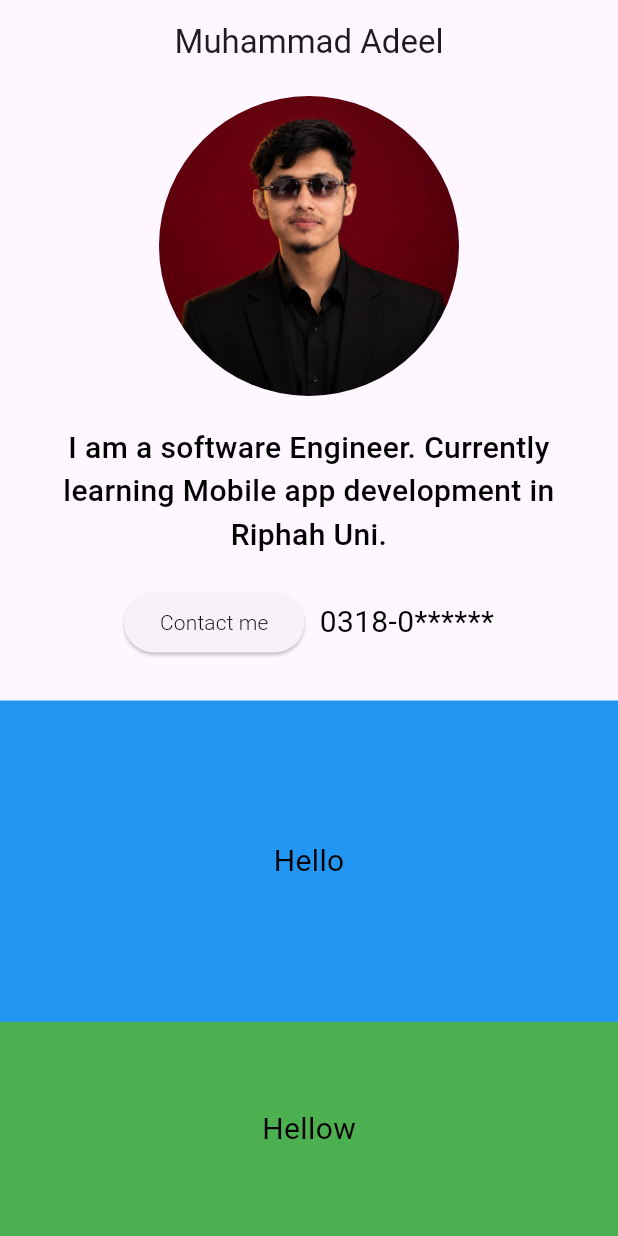
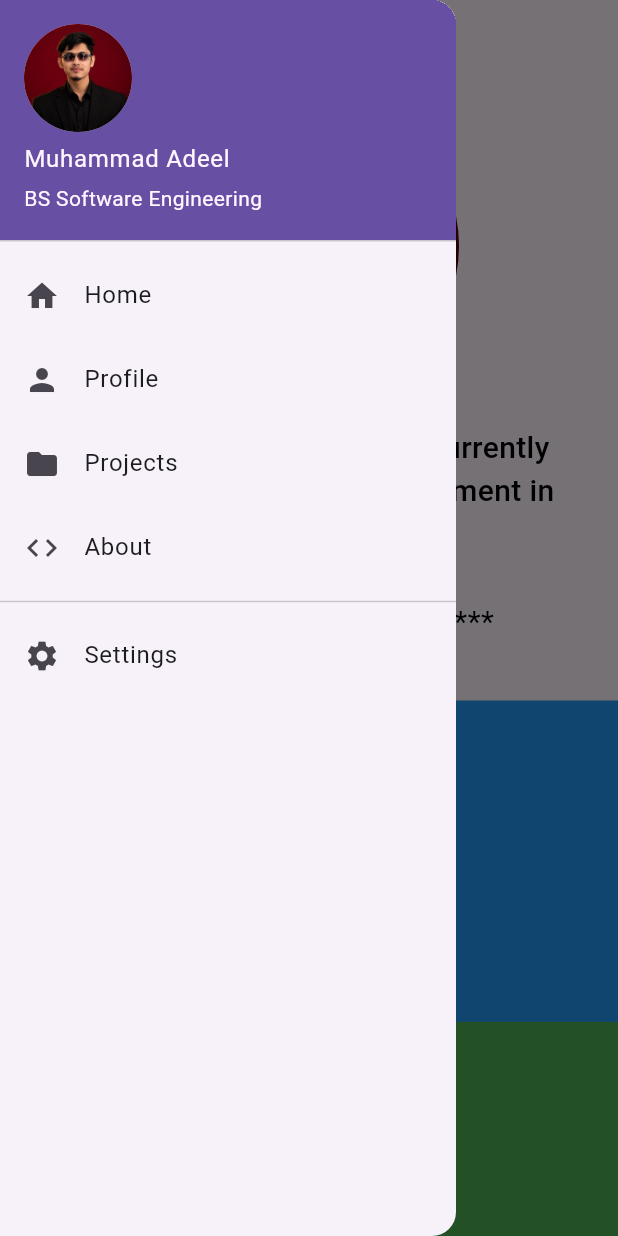
Before and after one commit to MuhammadAdeel0072/Mobile-Application, a Flutter app: the MyHomePage screen opened directly, with the side drawer open (before the commit the screen has no drawer), on a phone screen of 412 x 824 dp. Run offline on Flutter 3.47's test engine with Material 3 defaults, Android fonts, the phone set to English and light mode, and no system bars.

Commit message:
Add Flutter Assignment 2 with animation and navigation

```diff
--- a/lib/practice.dart
+++ b/lib/practice.dart
@@ -1,4 +1,7 @@
 import 'package:flutter/material.dart';
+import 'package:my_app/splashScreen.dart';
+import 'package:my_app/listScreen.dart';
+import 'package:my_app/aboutScreen.dart';
 
 void main() {
   runApp(MyApp());
@@ -10,24 +13,86 @@ class MyApp extends StatelessWidget {
     return MaterialApp(
       title: 'My Portfolio',
       theme: ThemeData(primarySwatch: Colors.blue),
-      home: MyHomePage(),
+      home: SplashScreen(),
     );
   }
 }
 
 class MyHomePage extends StatelessWidget {
+  void openPage(BuildContext context, Widget page) {
+    Navigator.pop(context);
+
+    Navigator.push(context, MaterialPageRoute(builder: (context) => page));
+  }
+
   @override
   Widget build(BuildContext context) {
     return Scaffold(
       appBar: AppBar(title: Text('Muhammad Adeel'), centerTitle: true),
 
+      // DRAWER SECTION
+      drawer: Drawer(
+        child: ListView(
+          padding: EdgeInsets.zero,
+          children: [
+            UserAccountsDrawerHeader(
+              accountName: Text("Muhammad Adeel"),
+              accountEmail: Text("BS Software Engineering"),
+              currentAccountPicture: CircleAvatar(
+                backgroundImage: AssetImage('assets/Adeel-real.png'),
+              ),
+            ),
+
+            ListTile(
+              leading: Icon(Icons.home),
+              title: Text("Home"),
+              onTap: () {
+                Navigator.pop(context);
+              },
+            ),
+
+            ListTile(
+              leading: Icon(Icons.person),
+              title: Text("Profile"),
+              onTap: () {
+                openPage(context, SimplePage(title: "Profile"));
+              },
+            ),
+
+            ListTile(
+              leading: Icon(Icons.folder),
+              title: Text("Projects"),
+              onTap: () {
+                openPage(context, ListScreen());
+              },
+            ),
+
+            ListTile(
+              leading: Icon(Icons.code),
+              title: Text("About"),
+              onTap: () {
+                openPage(context, AboutScreen());
+              },
+            ),
+
+            Divider(),
+
+            ListTile(
+              leading: Icon(Icons.settings),
+              title: Text("Settings"),
+              onTap: () {
+                openPage(context, SimplePage(title: "Settings"));
+              },
+            ),
+          ],
+        ),
+      ),
+
+      // BODY SECTION
       body: SingleChildScrollView(
         child: Column(
           children: [
-            // -------------------------------
-            // Portfolio Section
-            // -------------------------------
-
+            // PORTFOLIO SECTION
             Padding(
               padding: EdgeInsets.all(8),
               child: Column(
@@ -88,9 +153,7 @@ class MyHomePage extends StatelessWidget {
 
             SizedBox(height: 20),
 
-            // -------------------------------
-            // Expanded Practice Section
-            // -------------------------------
+            // EXPANDED PRACTICE SECTION
             Container(
               height: 500,
               child: Column(
@@ -166,9 +229,7 @@ class MyHomePage extends StatelessWidget {
 
             SizedBox(height: 20),
 
-            // -------------------------------
-            // ListView.builder Section
-            // -------------------------------
+            // LISTVIEW.BUILDER SECTION
             ListView.builder(
               shrinkWrap: true,
               physics: NeverScrollableScrollPhysics(),
@@ -181,9 +242,60 @@ class MyHomePage extends StatelessWidget {
                 );
               },
             ),
+
+            // CARD SECTION
+            Card(
+              elevation: 10,
+              shape: RoundedRectangleBorder(
+                borderRadius: BorderRadius.circular(20),
+              ),
+              margin: EdgeInsets.all(15),
+              child: Column(
+                children: [
+                  ListTile(
+                    leading: CircleAvatar(
+                      backgroundImage: AssetImage('assets/Adeel-real.png'),
+                    ),
+                    title: Text("Muhammad Adeel"),
+                    subtitle: Text("BS Software Engineering"),
+                    trailing: Icon(Icons.person),
+                  ),
+
+                  Divider(),
+
+                  ListTile(
+                    leading: Icon(Icons.school),
+                    title: Text("Riphah International University"),
+                    subtitle: Text("5th Semester"),
+                  ),
+
+                  Divider(),
+
+                  ListTile(
+                    leading: Icon(Icons.code),
+                    title: Text("Flutter Development"),
+                    subtitle: Text("Mobile App Development"),
+                  ),
+                ],
+              ),
+            ),
           ],
         ),
       ),
     );
   }
 }
+
+class SimplePage extends StatelessWidget {
+  final String title;
+
+  const SimplePage({super.key, required this.title});
+
+  @override
+  Widget build(BuildContext context) {
+    return Scaffold(
+      appBar: AppBar(title: Text(title)),
+      body: Center(child: Text("$title Page", style: TextStyle(fontSize: 24))),
+    );
+  }
+}
```
Also changed, not shown: lib/aboutScreen.dart (added, +54 -0 lines), lib/listScreen.dart (added, +39 -0 lines), lib/splashScreen.dart (added, +72 -0 lines).
